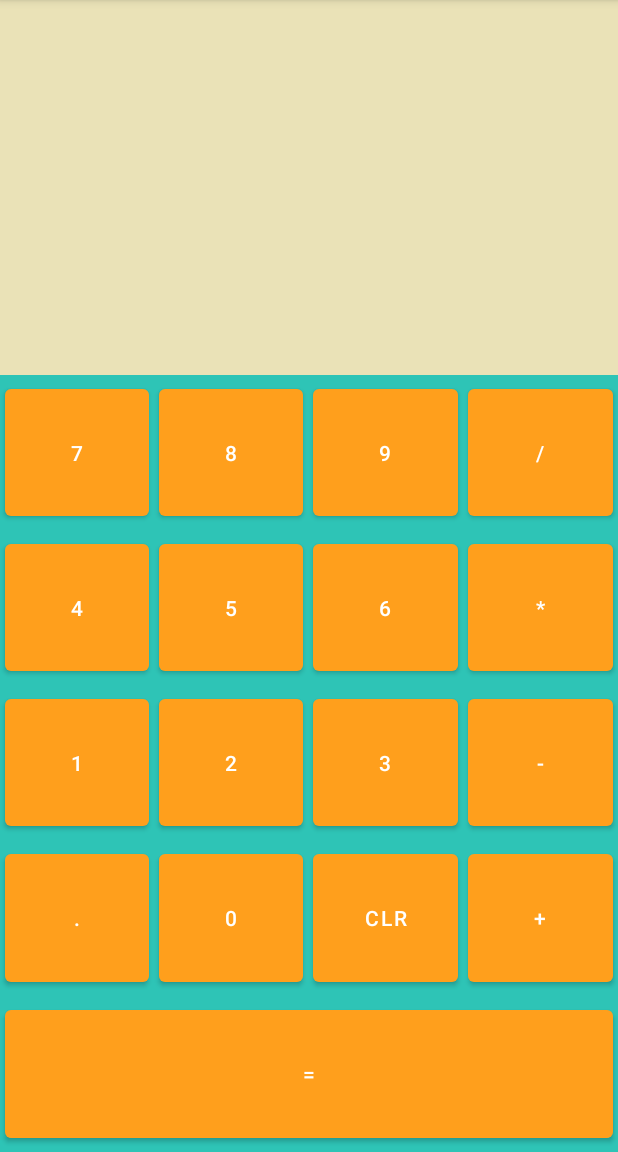
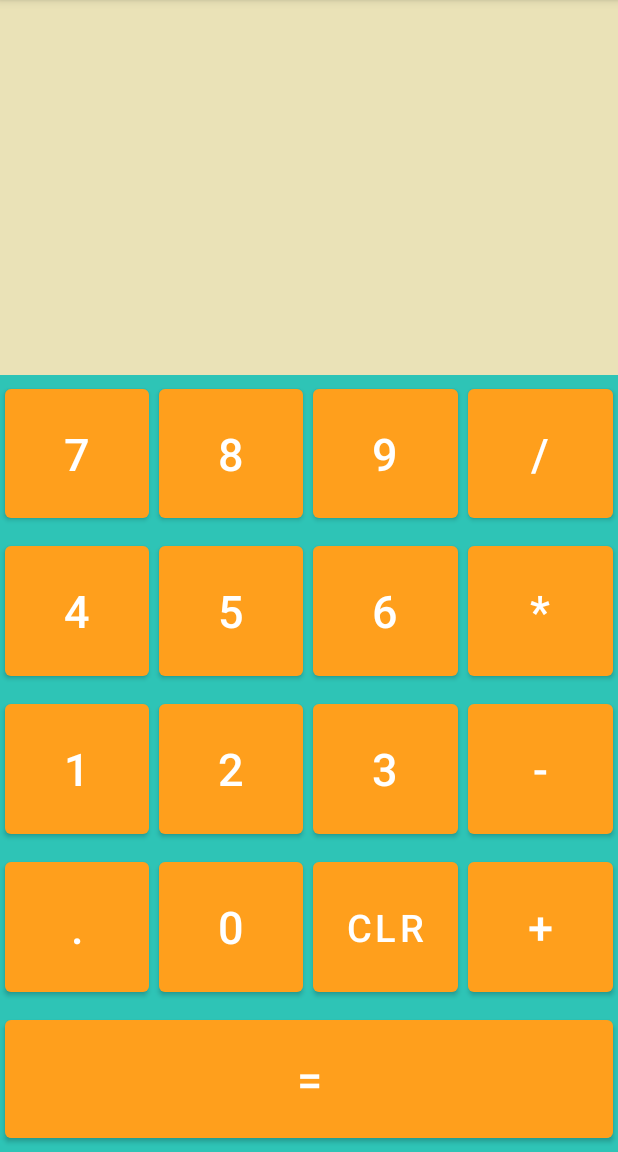
Before and after one commit to JuuiCeee/Calculator, an Android app: the screen it shows after launch (MainActivity), on a phone screen of 412 x 824 dp, the part 84-1236 px from its top. Run offline under Robolectric (Android 15) with nearby library versions, the phone set to English and light mode, and no system bars.

Commit message:
update xml

```diff
--- a/app/src/main/java/com/example/calculator/MainActivity.kt
+++ b/app/src/main/java/com/example/calculator/MainActivity.kt
@@ -44,7 +44,7 @@ class MainActivity : AppCompatActivity() {
     fun onOperator(view: View){
         tvInput?.text?.let {
             if(lastNumeric && !isOperatorAdded(it.toString())){
-               tvInput?.append((view as Button).text)
+                tvInput?.append((view as Button).text)
                 lastNumeric = false
                 lastDot = false
             }
--- a/app/src/main/res/layout/activity_main.xml
+++ b/app/src/main/res/layout/activity_main.xml
@@ -33,16 +33,18 @@
             android:layout_width="0dp"
             android:layout_height="match_parent"
             android:layout_weight="1"
+            android:textSize="30sp"
             android:text="@string/_7"
             android:onClick="onDigit"
 
-            tools:ignore="UsingOnClickInXml" />
+            tools:ignore="NestedWeights,UsingOnClickInXml" />
         <Button
             android:layout_margin="3dp"
             android:id="@+id/btnEight"
             android:layout_width="0dp"
             android:layout_height="match_parent"
             android:layout_weight="1"
+            android:textSize="30sp"
             android:text="@string/_8"
             android:onClick="onDigit"
             tools:ignore="UsingOnClickInXml" />
@@ -52,6 +54,7 @@
             android:layout_width="0dp"
             android:layout_height="match_parent"
             android:layout_weight="1"
+            android:textSize="30sp"
             android:text="@string/_9"
             android:onClick="onDigit"
             tools:ignore="UsingOnClickInXml" />
@@ -61,6 +64,7 @@
             android:layout_width="0dp"
             android:layout_height="match_parent"
             android:layout_weight="1"
+            android:textSize="30sp"
             android:text="@string/divide"
             android:onClick="onOperator"
             tools:ignore="UsingOnClickInXml" />
@@ -79,6 +83,7 @@
             android:layout_width="0dp"
             android:layout_height="match_parent"
             android:layout_weight="1"
+            android:textSize="30sp"
             android:text="@string/_4"
             android:onClick="onDigit"
 
@@ -89,6 +94,7 @@
             android:layout_width="0dp"
             android:layout_height="match_parent"
             android:layout_weight="1"
+            android:textSize="30sp"
             android:text="@string/_5"
             android:onClick="onDigit"
             tools:ignore="UsingOnClickInXml" />
@@ -98,6 +104,7 @@
             android:layout_width="0dp"
             android:layout_height="match_parent"
             android:layout_weight="1"
+            android:textSize="30sp"
             android:text="@string/_6"
             android:onClick="onDigit"
             tools:ignore="UsingOnClickInXml" />
@@ -107,6 +114,7 @@
             android:layout_width="0dp"
             android:layout_height="match_parent"
             android:layout_weight="1"
+            android:textSize="30sp"
             android:text="@string/multiply"
             android:onClick="onOperator"
             tools:ignore="UsingOnClickInXml" />
@@ -125,6 +133,7 @@
             android:layout_width="0dp"
             android:layout_height="match_parent"
             android:layout_weight="1"
+            android:textSize="30sp"
             android:text="@string/_1"
             android:onClick="onDigit"
 
@@ -135,6 +144,7 @@
             android:layout_width="0dp"
             android:layout_height="match_parent"
             android:layout_weight="1"
+            android:textSize="30sp"
             android:text="@string/_2"
             android:onClick="onDigit"
             tools:ignore="UsingOnClickInXml" />
@@ -144,6 +154,7 @@
             android:layout_width="0dp"
             android:layout_height="match_parent"
             android:layout_weight="1"
+            android:textSize="30sp"
             android:text="@string/_3"
             android:onClick="onDigit"
             tools:ignore="UsingOnClickInXml" />
@@ -153,6 +164,7 @@
             android:layout_width="0dp"
             android:layout_height="match_parent"
             android:layout_weight="1"
+            android:textSize="30sp"
             android:text="@string/minus"
             android:onClick="onOperator"
             tools:ignore="UsingOnClickInXml" />
@@ -172,6 +184,7 @@
             android:layout_width="0dp"
             android:layout_height="match_parent"
             android:layout_weight="1"
+            android:textSize="30sp"
             android:text="@string/dot"
             android:onClick="onDecimalPoint"
             tools:ignore="NestedWeights,UsingOnClickInXml" />
@@ -182,6 +195,7 @@
             android:layout_width="0dp"
             android:layout_height="match_parent"
             android:layout_weight="1"
+            android:textSize="30sp"
             android:text="@string/_0"
             android:onClick="onDigit"
             tools:ignore="UsingOnClickInXml" />
@@ -191,6 +205,7 @@
             android:layout_width="0dp"
             android:layout_height="match_parent"
             android:layout_weight="1"
+            android:textSize="25sp"
             android:text="@string/clr"
             android:onClick="onClear"
             tools:ignore="UsingOnClickInXml" />
@@ -200,6 +215,7 @@
             android:layout_width="0dp"
             android:layout_height="match_parent"
             android:layout_weight="1"
+            android:textSize="30sp"
             android:text="@string/plus"
             android:onClick="onOperator"
             tools:ignore="UsingOnClickInXml" />
@@ -214,13 +230,15 @@
         >
 
         <Button
-            android:layout_margin="3dp"
             android:id="@+id/btnEqual"
             android:layout_width="0dp"
             android:layout_height="match_parent"
+            android:layout_margin="3dp"
             android:layout_weight="1"
+            android:onClick="onEqual"
+            android:padding="0dp"
             android:text="@string/equal"
-            android:onClick="onEqual"
+            android:textSize="30sp"
             tools:ignore="NestedWeights,UsingOnClickInXml" />
 
     </LinearLayout>
```
